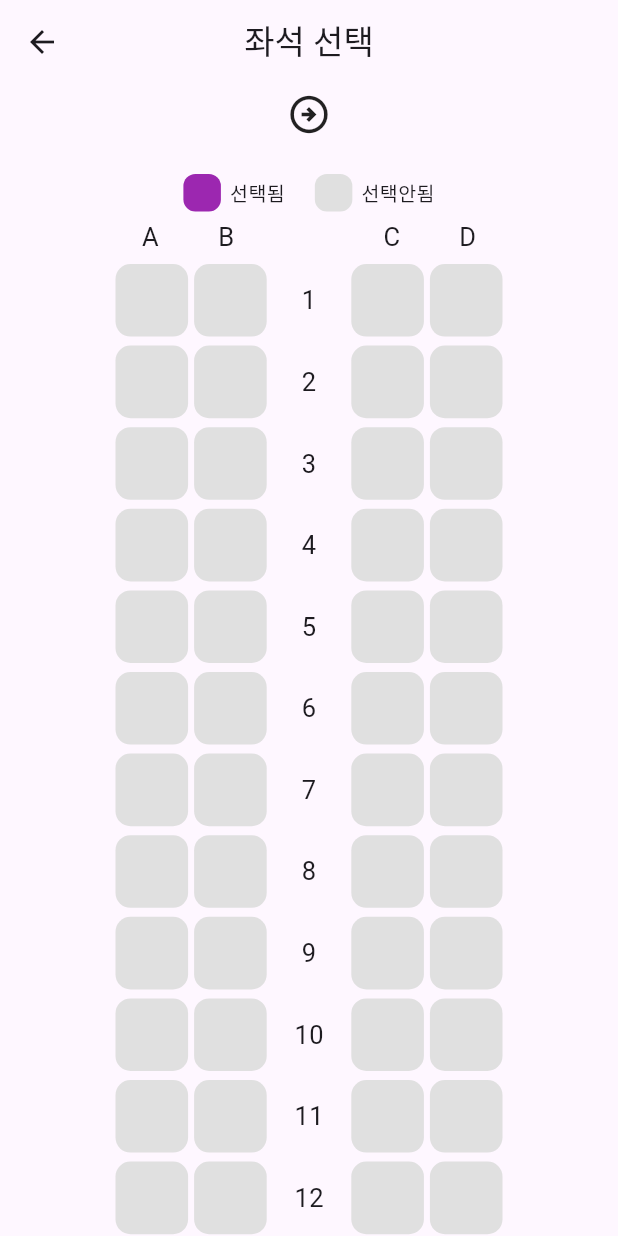
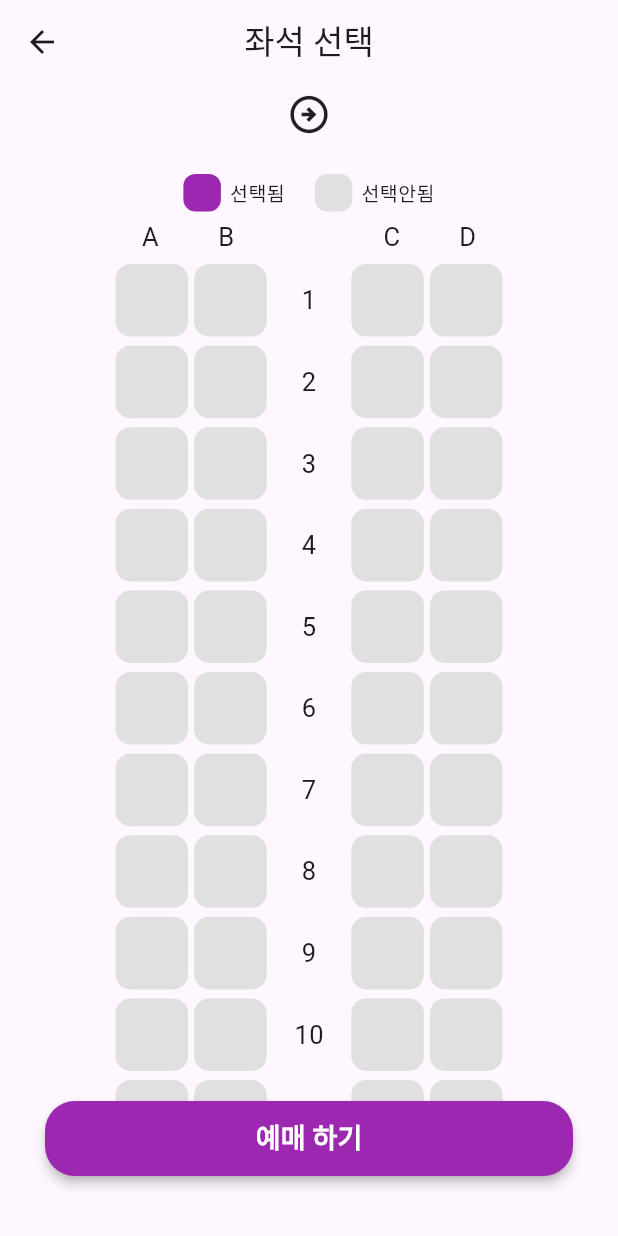
Before and after one commit to sengpari/flutter_train_app, a Flutter app: the SeatPage screen opened directly with empty values, on a phone screen of 412 x 824 dp. Run offline on Flutter 3.47's test engine with Material 3 defaults, Android fonts, the phone set to English and light mode, and no system bars.

Commit message:
seatPage의 예매하기 버튼 수정

```diff
--- a/lib/seatPage.dart
+++ b/lib/seatPage.dart
@@ -141,8 +141,11 @@ class SeatPage extends StatelessWidget {
           SizedBox(height: 6),
           seatRow(20),
 
-          Padding(
-            padding: const EdgeInsets.symmetric(horizontal: 20),
+
+        ],
+      ),
+      bottomNavigationBar: Padding(
+            padding: const EdgeInsets.fromLTRB(30, 0, 30, 40),
             child: SizedBox(
               width: double.infinity,
               height: 50,
@@ -166,8 +169,6 @@ class SeatPage extends StatelessWidget {
               ),
             ),
           ),
-        ],
-      ),
     );
   }
 
```
